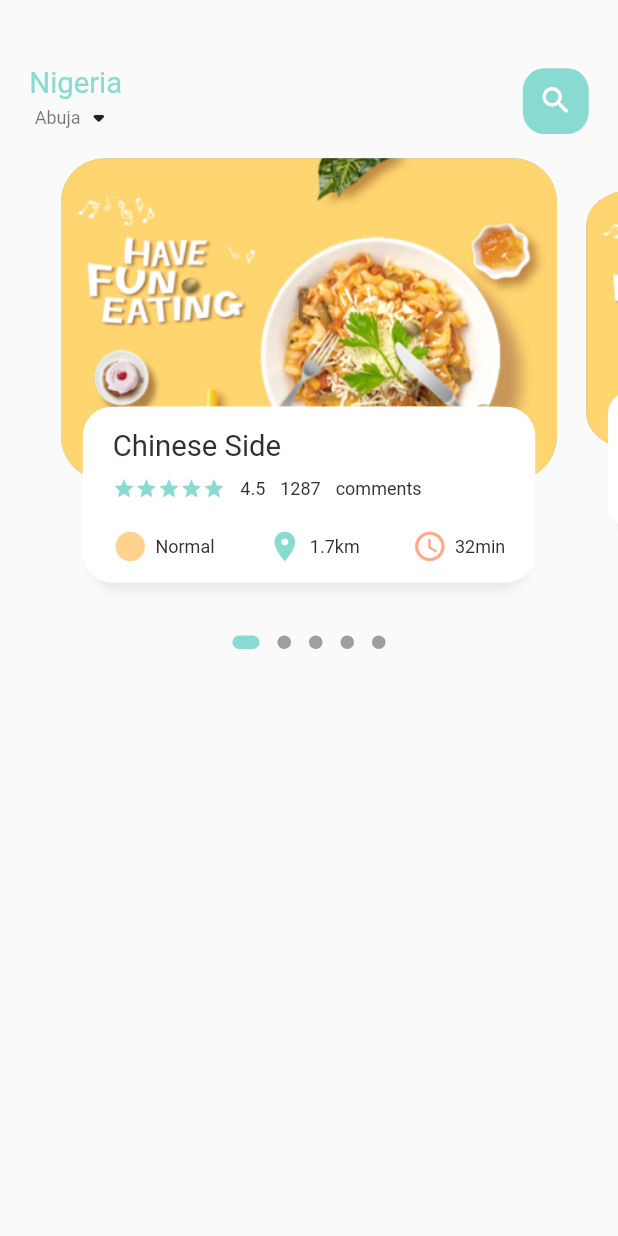
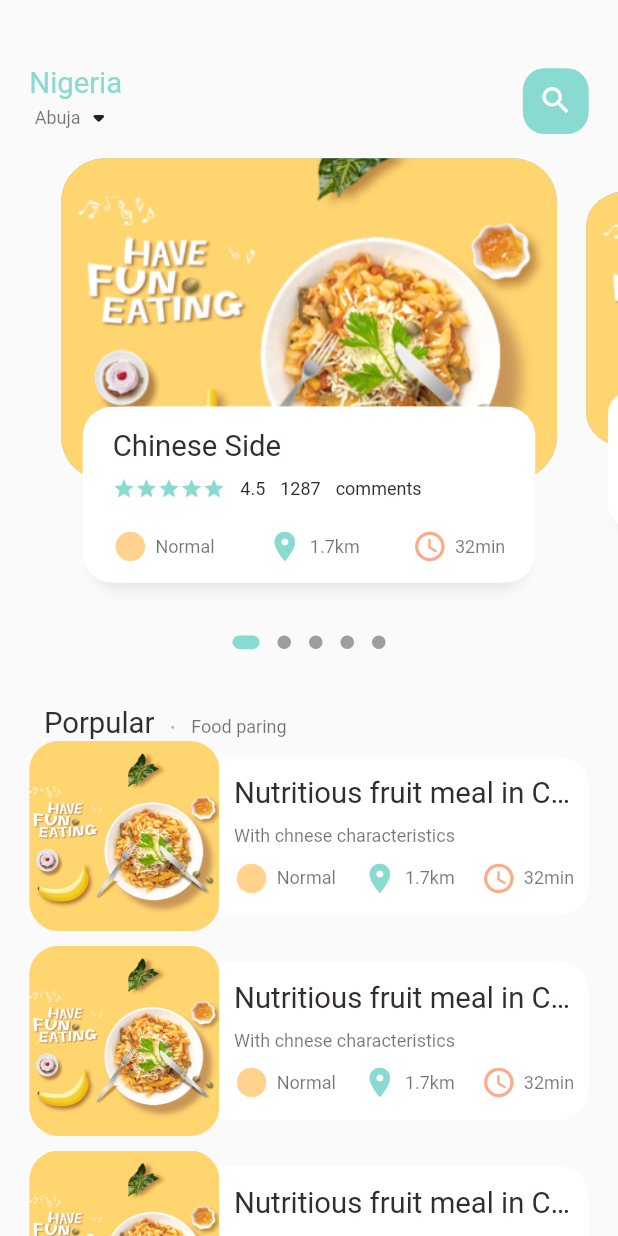
Before and after one commit to smartCode2018/flutter-food-delivery-app, a Flutter app: the screen it shows after launch, on a phone screen of 412 x 824 dp. Run offline on Flutter 3.47's test engine with Material 2 defaults, Android fonts, the phone set to English and light mode, and no system bars; drawn by our look-alikes of dots_indicator; our stand-ins replace get; Roboto replaces fonts that are missing (Rboto).

Commit message:
completed home screen

```diff
--- a/lib/home/food_page_body.dart
+++ b/lib/home/food_page_body.dart
@@ -38,6 +38,7 @@ class _FoodPageBodyState extends State<FoodPageBody> {
   Widget build(BuildContext context) {
     return Column(
       children: [
+        //slider section
         Container(
           height: Dimentions.pageView,
           //color: Colors.redAccent,
@@ -48,6 +49,7 @@ class _FoodPageBodyState extends State<FoodPageBody> {
                 return _buildPageItem(position);
               }),
         ),
+        //dots
         new DotsIndicator(
           dotsCount: 5,
           position: _currPageValue,
@@ -59,6 +61,117 @@ class _FoodPageBodyState extends State<FoodPageBody> {
                 borderRadius: BorderRadius.circular(5.0)),
           ),
         ),
+        // Popular text
+        SizedBox(
+          height: Dimentions.height30,
+        ),
+        Container(
+          margin: EdgeInsets.only(left: Dimentions.width30),
+          child: Row(
+            crossAxisAlignment: CrossAxisAlignment.end,
+            children: [
+              BigText(text: "Porpular"),
+              SizedBox(width: Dimentions.width10),
+              Container(
+                margin: EdgeInsets.only(bottom: 3),
+                child: BigText(
+                  text: ".",
+                  color: Colors.black26,
+                ),
+              ),
+              SizedBox(width: Dimentions.width10),
+              Container(
+                margin: EdgeInsets.only(bottom: 2),
+                child: SmallText(
+                  text: "Food paring",
+                  color: Colors.black54,
+                ),
+              )
+            ],
+          ),
+        ),
+        //List of food and images
+        ListView.builder(
+            shrinkWrap: true,
+            physics: NeverScrollableScrollPhysics(),
+            itemCount: 10,
+            itemBuilder: (context, index) {
+              return Container(
+                margin: EdgeInsets.only(
+                    left: Dimentions.width20,
+                    right: Dimentions.width20,
+                    bottom: Dimentions.height10),
+                child: Row(
+                  children: [
+                    //image section
+                    Container(
+                      width: Dimentions.listViewImgSize,
+                      height: Dimentions.listViewImgSize,
+                      decoration: BoxDecoration(
+                          borderRadius:
+                              BorderRadius.circular(Dimentions.radius20),
+                          color: Colors.white38,
+                          image: DecorationImage(
+                              fit: BoxFit.cover,
+                              image: AssetImage("assets/image/food0.png"))),
+                    ),
+                    //Text container
+                    Expanded(
+                      child: Container(
+                        height: Dimentions.listViewTextConSize,
+                        decoration: BoxDecoration(
+                          borderRadius: BorderRadius.only(
+                              topRight: Radius.circular(Dimentions.radius20),
+                              bottomRight:
+                                  Radius.circular(Dimentions.radius20)),
+                          color: Colors.white,
+                        ),
+                        child: Padding(
+                          padding: EdgeInsets.only(
+                              left: Dimentions.width10,
+                              right: Dimentions.width10),
+                          child: Column(
+                            crossAxisAlignment: CrossAxisAlignment.start,
+                            mainAxisAlignment: MainAxisAlignment.center,
+                            children: [
+                              BigText(text: "Nutritious fruit meal in China"),
+                              SizedBox(
+                                height: Dimentions.height10,
+                              ),
+                              SmallText(
+                                text: "With chnese characteristics",
+                                color: Colors.black54,
+                              ),
+                              SizedBox(
+                                height: Dimentions.height10,
+                              ),
+                              Row(
+                                mainAxisAlignment:
+                                    MainAxisAlignment.spaceBetween,
+                                children: [
+                                  IconAndTextWidget(
+                                      icon: Icons.circle_sharp,
+                                      text: "Normal",
+                                      iconColor: AppColors.iconColor1),
+                                  IconAndTextWidget(
+                                      icon: Icons.location_on,
+                                      text: "1.7km",
+                                      iconColor: AppColors.mainColor),
+                                  IconAndTextWidget(
+                                      icon: Icons.access_time_rounded,
+                                      text: "32min",
+                                      iconColor: AppColors.iconColor2),
+                                ],
+                              ),
+                            ],
+                          ),
+                        ),
+                      ),
+                    )
+                  ],
+                ),
+              );
+            }),
       ],
     );
   }
--- a/lib/home/main_food_page.dart
+++ b/lib/home/main_food_page.dart
@@ -67,7 +67,10 @@ class _MainFoodPageState extends State<MainFoodPage> {
             ),
           ),
           //showing the body
-          FoodPageBody()
+          Expanded(
+              child: SingleChildScrollView(
+            child: FoodPageBody(),
+          ))
         ],
       ),
     );
--- a/lib/utils/dimentions.dart
+++ b/lib/utils/dimentions.dart
@@ -1,5 +1,8 @@
 import 'package:get/get.dart';
 
+//Note dimension calculations are based on iphone 12 screensize
+//iphone 12 screen height = 844
+//iphone 12 screen width = 390
 class Dimentions {
   static double screenHeight = Get.context!.height;
   static double screenWidth = Get.context!.width;
@@ -30,4 +33,8 @@ class Dimentions {
 
 //icon size
   static double iconSize24 = screenHeight / 35.17;
+
+//list view size
+  static double listViewImgSize = screenWidth / 3.25;
+  static double listViewTextConSize = screenWidth / 3.9;
 }
--- a/lib/widgets/icon_and_text.dart
+++ b/lib/widgets/icon_and_text.dart
@@ -26,9 +26,7 @@ class IconAndTextWidget extends StatelessWidget {
         SizedBox(
           width: 5,
         ),
-        SmallText(
-          text: text,
-        ),
+        SmallText(text: text, color: Colors.black54),
       ],
     );
   }
```
